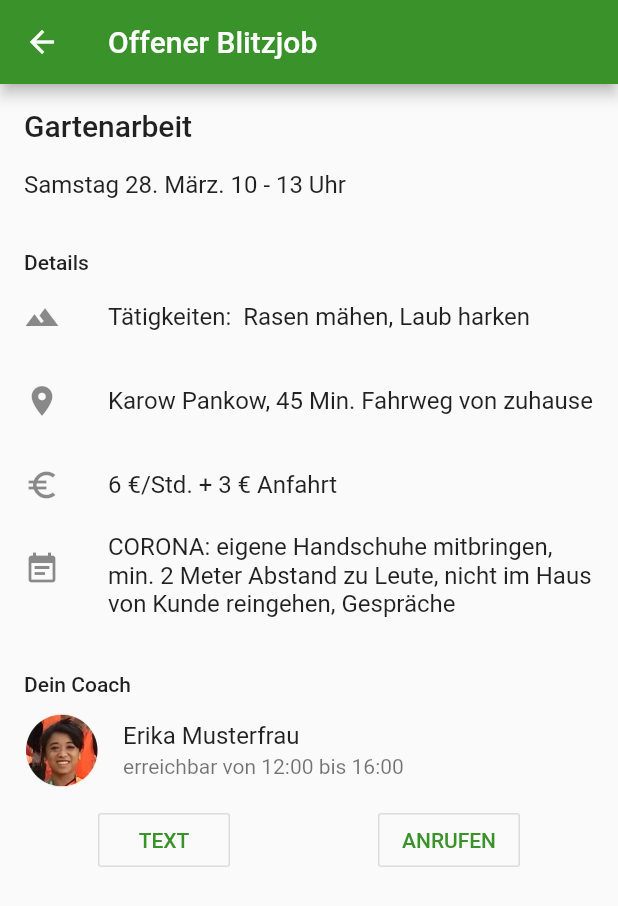
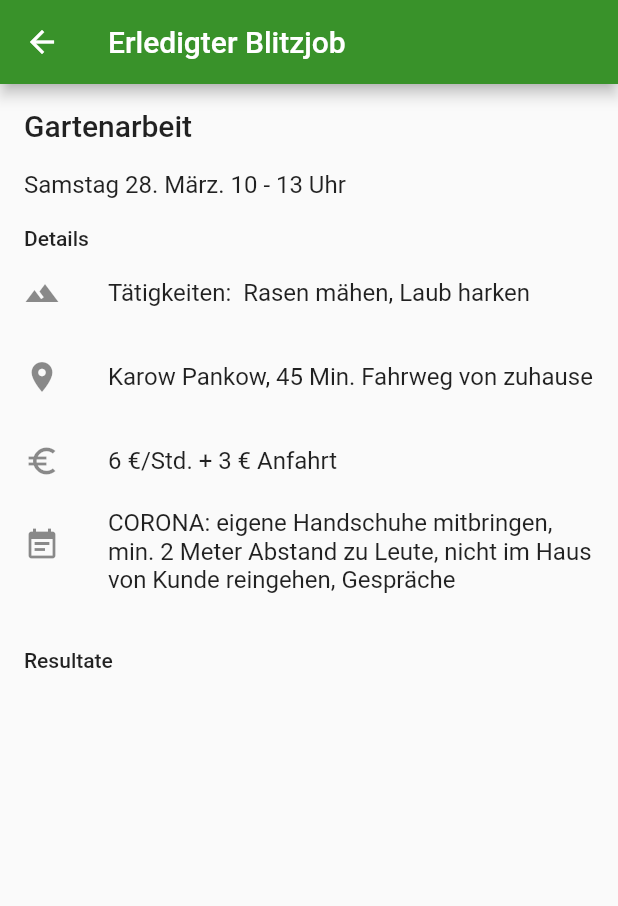
Before and after one commit to maxreb/teenkom, a Flutter app: the screen it shows after launch, after a tap on an icon or button, on a phone screen of 412 x 824 dp. Shown: the top 906 px of the screen. Run offline on Flutter 3.47's test engine with Material 2 defaults, Android fonts, the phone set to English and light mode, and no system bars; our stand-ins replace firebase_messaging; missing offline and left inert: grpc, protobuf; accounts and stored records are empty; project files that could hold a hidden picture were left out.

Commit message:
added open and completed job details

```diff
--- /dev/null
+++ b/mobile/lib/components/components.dart
@@ -0,0 +1,5 @@
+export 'button.dart';
+export 'job_coach.dart';
+export 'job_details.dart';
+export 'job_results.dart';
+export 'job_title.dart';
--- a/mobile/lib/screens/open_job_detail/component/your_coach.dart
+++ b/mobile/lib/components/job_coach.dart
@@ -1,7 +1,7 @@
 import 'package:flutter/material.dart';
 
-class YourCoach extends StatelessWidget {
-  const YourCoach();
+class JobCoach extends StatelessWidget {
+  const JobCoach();
 
   @override
   Widget build(BuildContext context) {
--- a/mobile/lib/components/job_details.dart
+++ b/mobile/lib/components/job_details.dart
@@ -1,38 +1,13 @@
 import 'package:flutter/material.dart';
 
-class JobData extends StatefulWidget {
-  final bool showDetails;
-
-  const JobData({Key key, this.showDetails = true}) : super(key: key);
+class JobDetails extends StatefulWidget {
+  const JobDetails({Key key}) : super(key: key);
 
   @override
-  _JobDataState createState() => _JobDataState();
+  _JobDetailsState createState() => _JobDetailsState();
 }
 
-class _JobDataState extends State<JobData>
-    with SingleTickerProviderStateMixin {
-  AnimationController controller;
-  Animation<double> _fadeInAnimation;
-
-  @override
-  void didUpdateWidget(JobData oldWidget) {
-    if (oldWidget.showDetails != widget.showDetails) controller.forward();
-    super.didUpdateWidget(oldWidget);
-  }
-
-  @override
-  void initState() {
-    controller = AnimationController(
-      vsync: this,
-      duration: Duration(milliseconds: 200),
-    );
-    _fadeInAnimation = Tween(begin: 0.0, end: 1.0).animate(
-      CurvedAnimation(parent: controller, curve: Curves.easeIn),
-    );
-    if (widget.showDetails) controller.value = 1;
-    super.initState();
-  }
-
+class _JobDetailsState extends State<JobDetails> with SingleTickerProviderStateMixin {
   @override
   Widget build(BuildContext context) {
     return Column(
@@ -40,55 +15,30 @@ class _JobDataState extends State<JobData>
       crossAxisAlignment: CrossAxisAlignment.start,
       children: <Widget>[
         Padding(
-          padding: const EdgeInsets.only(left: 16, right: 16, top: 16),
+          padding: const EdgeInsets.symmetric(horizontal: 16),
           child: Text(
-            'Gartenarbeit',
-            style: Theme.of(context).textTheme.title,
+            'Details',
+            style: Theme.of(context).textTheme.button,
           ),
         ),
         ListTile(
-          title: Text('Samstag 28. März. 10 - 13 Uhr'),
-        ),
-        SizedBox(height: 16),
-        if (widget.showDetails) ...[
-          FadeTransition(
-            opacity: _fadeInAnimation,
-            child: Padding(
-              padding: const EdgeInsets.symmetric(horizontal: 16),
-              child: Text('Details', style: Theme.of(context).textTheme.button,),
-            ),
-          ),
-          FadeTransition(
-            opacity: _fadeInAnimation,
-            child: ListTile(
           leading: Icon(Icons.terrain),
           title: Text('Tätigkeiten:  Rasen mähen, Laub harken'),
         ),
-          ),
-          FadeTransition(
-            opacity: _fadeInAnimation,
-            child: ListTile(
+        ListTile(
           leading: Icon(Icons.location_on),
           title: Text('Karow Pankow, 45 Min. Fahrweg von zuhause'),
         ),
-          ),
-          FadeTransition(
-            opacity: _fadeInAnimation,
-            child: ListTile(
+        ListTile(
           leading: Icon(Icons.euro_symbol),
           title: Text('6 €/Std. + 3 € Anfahrt'),
         ),
-          ),
-          FadeTransition(
-            opacity: _fadeInAnimation,
-            child: ListTile(
+        ListTile(
           leading: Icon(Icons.event_note),
           title: Text(
             'CORONA: eigene Handschuhe mitbringen, min. 2 Meter Abstand zu Leute, nicht im Haus von Kunde reingehen, Gespräche',
           ),
-            ),
         )
-        ],
       ],
     );
   }
--- /dev/null
+++ b/mobile/lib/components/job_results.dart
@@ -0,0 +1,22 @@
+import 'package:flutter/material.dart';
+
+class JobResults extends StatelessWidget {
+  JobResults();
+
+  @override
+  Widget build(BuildContext context) {
+    return Column(
+      crossAxisAlignment: CrossAxisAlignment.start,
+      children: <Widget>[
+        Padding(
+          padding: const EdgeInsets.symmetric(horizontal: 16),
+          child: Text(
+            'Resultate',
+            style: Theme.of(context).textTheme.button,
+          ),
+        ),
+        ListTile()
+      ],
+    );
+  }
+}
--- /dev/null
+++ b/mobile/lib/components/job_title.dart
@@ -0,0 +1,24 @@
+import 'package:flutter/material.dart';
+
+class JobTitle extends StatelessWidget {
+  const JobTitle();
+
+  @override
+  Widget build(BuildContext context) {
+    return Column(
+      crossAxisAlignment: CrossAxisAlignment.start,
+      children: <Widget>[
+        Padding(
+          padding: const EdgeInsets.only(left: 16, right: 16, top: 16),
+          child: Text(
+            'Gartenarbeit',
+            style: Theme.of(context).textTheme.title,
+          ),
+        ),
+        ListTile(
+          title: Text('Samstag 28. März. 10 - 13 Uhr'),
+        ),
+      ],
+    );
+  }
+}
--- /dev/null
+++ b/mobile/lib/screens/completed_job_detail/completed_job_detail_screen.dart
@@ -0,0 +1,23 @@
+import 'package:app/components/components.dart';
+import 'package:flutter/material.dart';
+
+class CompletedJobDetailScreen extends StatelessWidget {
+  const CompletedJobDetailScreen();
+
+  @override
+  Widget build(BuildContext context) {
+    return Scaffold(
+      appBar: AppBar(
+        title: Text('Erledigter Blitzjob'),
+      ),
+      body: ListView(
+        children: <Widget>[
+          JobTitle(),
+          JobDetails(),
+          SizedBox(height: 32),
+          JobResults(),
+        ],
+      ),
+    );
+  }
+}
--- a/mobile/lib/screens/jobs/components/jobs_body.dart
+++ b/mobile/lib/screens/jobs/components/jobs_body.dart
@@ -1,6 +1,7 @@
 import 'package:animations/animations.dart';
-import 'package:app/arguments/job_request_argument.dart';
 import 'package:app/models/job_types.dart';
+import 'package:app/screens/completed_job_detail/completed_job_detail_screen.dart';
+import 'package:app/screens/job_request/job_request_screen.dart';
 import 'package:app/screens/jobs/components/job_list_item.dart';
 import 'package:app/screens/open_job_detail/open_job_detail_screen.dart';
 import 'package:flutter/material.dart';
@@ -14,27 +15,26 @@ class JobsBody extends StatelessWidget {
   Widget build(BuildContext context) {
     return ListView.builder(
       itemBuilder: (_, index) {
-        Widget item = JobListItem(
-          index: index,
-          onTap: type == JobTypes.request
-              ? () {
-                  Navigator.of(context).pushNamed(
-                    '/job_request',
-                    arguments: JobRequestArgument('$index'),
-                  );
-                }
-              : null,
+        return OpenContainer(
+          closedElevation: 0,
+          closedColor: Theme.of(context).canvasColor,
+          closedBuilder: (_, __) {
+            return JobListItem(
+              index: index,
+              onTap: null,
+            );
+          },
+          openBuilder: (_, __) {
+            if (type == JobTypes.request) {
+              return JobRequestScreen(id: '$index');
+            } else if (type == JobTypes.completed) {
+              return CompletedJobDetailScreen();
+            }
+            return OpenJobDetailsScreen();
+          },
         );
-        if (type != JobTypes.request) {
-          return OpenContainer(
-            closedBuilder: (_, __) => item,
-            openBuilder: (_, __) {
-              return OpenJobDetailsScreen();
-            },
-          );
-        }
-        return item;
       },
+      itemCount: 10,
     );
   }
 }
```
Also changed, not shown: mobile/lib/screens/job_request/components/button_row.dart (+5 -3 lines), mobile/lib/screens/job_request/job_request_screen.dart (+31 -2 lines), mobile/lib/screens/open_job_detail/components/job_awaiting_review.dart (added, +22 -0 lines), mobile/lib/screens/open_job_detail/open_job_detail_screen.dart (+9 -5 lines). Lines whose indentation alone changed are shown as unchanged.
